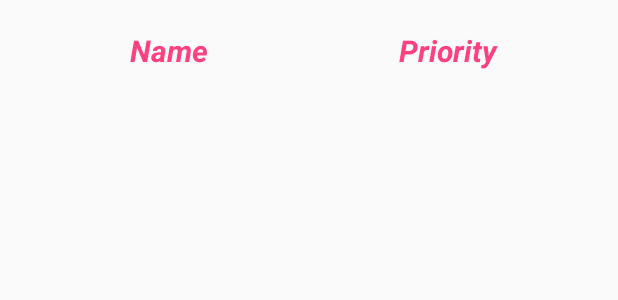
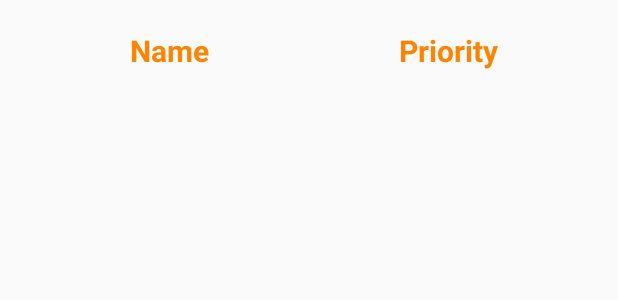
Before and after one commit to eratkarpriyanka/ListDemo, an Android app: the layout listview_header.xml on its own in the app's theme, with its tools: preview values and no code run, on a phone screen of 412 x 824 dp. Shown: the top 300 px of the screen. Run offline under Robolectric (Android 15) with nearby library versions, the phone set to English and light mode, and no system bars.

Commit message:
UI improved

```diff
--- a/app/src/main/java/com/codepath/listdemo/Activities/EditItemActivity.java
+++ b/app/src/main/java/com/codepath/listdemo/Activities/EditItemActivity.java
@@ -89,6 +89,8 @@ public class EditItemActivity extends AppCompatActivity implements View.OnClickL
         if(toDoItem !=null) {
             updateRecordId= toDoItem.getId();
             etEditText.setText(toDoItem.getName());
+            if(!toDoItem.getName().isEmpty())
+                etEditText.setSelection(toDoItem.getName().length());
             etDueDate.setText(toDoItem.getDate());
             String priority= toDoItem.getPriority();
             if(!priority.isEmpty()) {
--- a/app/src/main/res/layout/listview_header.xml
+++ b/app/src/main/res/layout/listview_header.xml
@@ -11,10 +11,10 @@
         android:layout_width="match_parent"
         android:layout_height="wrap_content"
         android:text="Name"
-        android:textStyle="bold|italic"
+        android:textStyle="bold"
         android:textSize="20sp"
         android:gravity="center"
-        android:textColor="@color/colorAccent"
+        android:textColor="@color/orange"
         android:layout_weight="1"/>
 
     <TextView
@@ -22,10 +22,10 @@
         android:layout_width="match_parent"
         android:layout_height="wrap_content"
         android:text="Priority"
-        android:textColor="@color/colorAccent"
+        android:textColor="@color/orange"
         android:gravity="center"
         android:textSize="20sp"
-        android:textStyle="bold|italic"
+        android:textStyle="bold"
         android:layout_weight="1"/>
 
 </LinearLayout>
--- a/app/src/main/res/layout/listview_item_todo.xml
+++ b/app/src/main/res/layout/listview_item_todo.xml
@@ -11,8 +11,9 @@
         android:layout_width="match_parent"
         android:layout_height="wrap_content"
         android:text="hello"
-        android:textSize="18sp"
+        android:textSize="15sp"
         android:gravity="center"
+        android:textStyle="italic"
         android:textColor="@color/colorAccent"
         android:layout_weight="1"/>
 
@@ -23,7 +24,8 @@
         android:text="hi"
         android:textColor="@color/colorAccent"
         android:gravity="center"
-        android:textSize="18sp"
+        android:textSize="15sp"
+        android:textStyle="italic|bold"
         android:layout_weight="1"/>
 
 </LinearLayout>
--- a/app/src/main/res/values/colors.xml
+++ b/app/src/main/res/values/colors.xml
@@ -5,4 +5,5 @@
     <color name="colorAccent">#FF4081</color>
     <color name="lightGrey">#cccccc</color>
     <color name="white">#ffffff</color>
+    <color name="orange">#ff8400</color>
 </resources>
```
Also changed, not shown: app/src/main/java/com/codepath/listdemo/adapters/ToDoItemAdapter.java (+12 -1 lines).
